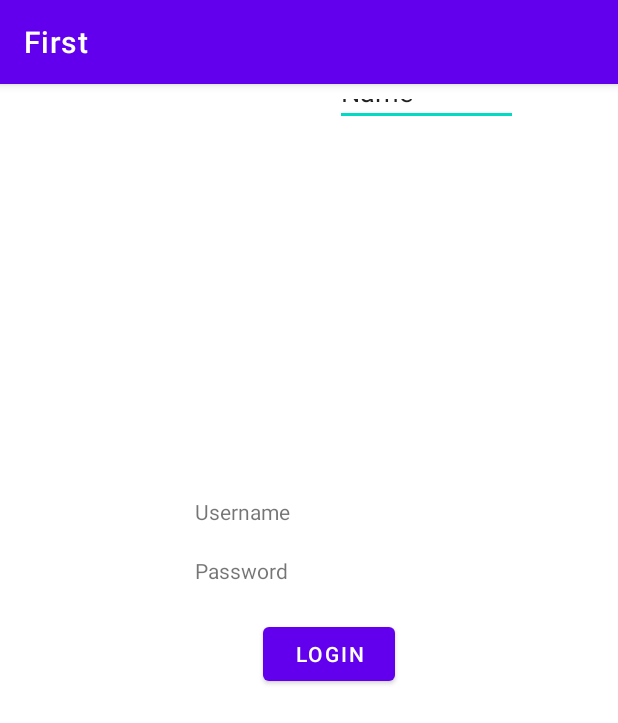
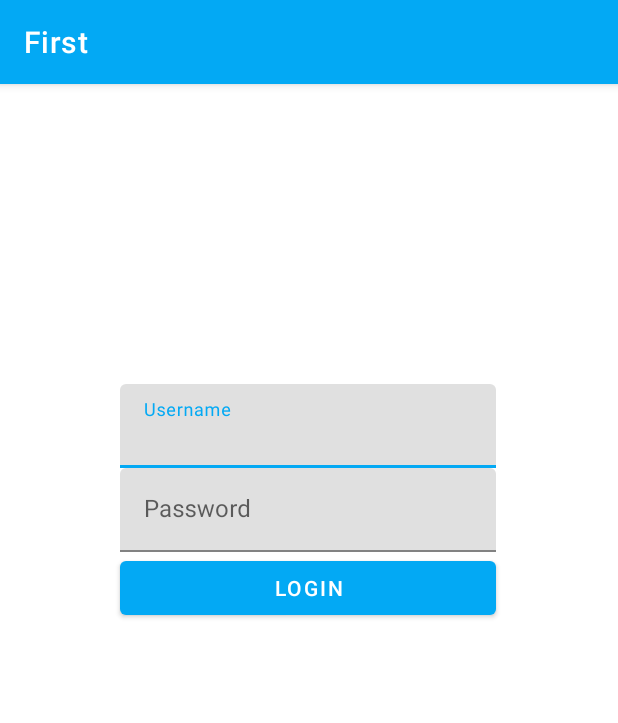
Before and after one commit to rojasruiz/First, an Android app: the screen it shows after launch (MainActivity), on a phone screen of 412 x 824 dp. Shown: the top 723 px of the screen. Run offline under Robolectric (Android 15) with nearby library versions, the phone set to English and light mode, and no system bars.

Commit message:
Loggin screen material added

```diff
--- a/app/src/main/java/com/alejandro/first/MainActivity.kt
+++ b/app/src/main/java/com/alejandro/first/MainActivity.kt
@@ -4,7 +4,7 @@ import androidx.appcompat.app.AppCompatActivity
 import android.os.Bundle
 
 /**
- * "author Alejandro Rojas Ruiz
+ * @author Alejandro Rojas Ruiz
  */
 
 class MainActivity : AppCompatActivity() {
--- a/app/src/main/res/layout/activity_main.xml
+++ b/app/src/main/res/layout/activity_main.xml
@@ -6,60 +6,73 @@
     android:layout_height="match_parent"
     tools:context=".MainActivity">
 
-    <TextView
-        android:id="@+id/txt_username"
-        android:layout_width="76dp"
-        android:layout_height="26dp"
-        android:text="@string/username"
-        app:layout_constraintBottom_toBottomOf="parent"
-        app:layout_constraintEnd_toEndOf="parent"
-        app:layout_constraintHorizontal_bias="0.34"
-        app:layout_constraintStart_toStartOf="@+id/guideline2"
-        app:layout_constraintTop_toTopOf="parent"
-        app:layout_constraintVertical_bias="0.371" />
+    <com.google.android.material.textfield.TextInputLayout
+        android:id="@+id/til_username"
+        android:layout_width="0dp"
+        android:layout_height="wrap_content"
+        android:layout_marginTop="200dp"
+        android:hint="@string/username"
+        app:layout_constraintStart_toStartOf="@id/guideline2"
+        app:layout_constraintEnd_toStartOf="@id/guideline3"
+        app:layout_constraintTop_toTopOf="parent">
 
-    <TextView
-        android:id="@+id/txt_pswd"
-        android:layout_width="78dp"
-        android:layout_height="25dp"
-        android:layout_marginTop="8dp"
-        android:text="@string/password"
-        app:layout_constraintBottom_toBottomOf="parent"
-        app:layout_constraintEnd_toEndOf="parent"
-        app:layout_constraintHorizontal_bias="0.343"
-        app:layout_constraintStart_toStartOf="@+id/guideline2"
-        app:layout_constraintTop_toBottomOf="@+id/txt_username"
-        app:layout_constraintVertical_bias="0.012" />
+        <EditText
+            android:layout_width="match_parent"
+            android:autofillHints="username"
+            android:layout_height="wrap_content"
+            tools:ignore="SpeakableTextPresentCheck"
+            android:inputType="text">
 
-    <Button
-        android:id="@+id/button"
-        android:layout_width="wrap_content"
+
+        </EditText>
+
+    </com.google.android.material.textfield.TextInputLayout>
+
+    <com.google.android.material.textfield.TextInputLayout
+        android:id="@+id/til_password"
+        android:layout_width="0dp"
         android:layout_height="wrap_content"
-        android:text="@string/login"
-        app:layout_constraintBottom_toBottomOf="parent"
-        app:layout_constraintEnd_toEndOf="parent"
-        app:layout_constraintHorizontal_bias="0.505"
-        app:layout_constraintStart_toStartOf="@+id/guideline2"
-        app:layout_constraintTop_toBottomOf="@+id/txt_pswd"
-        app:layout_constraintVertical_bias="0.042" />
+        app:layout_constraintTop_toBottomOf="@id/til_username"
+        app:layout_constraintStart_toStartOf="@id/guideline2"
+        app:layout_constraintEnd_toStartOf="@id/guideline3">
 
-    <EditText
-        android:id="@+id/editTextTextPersonName"
-        android:layout_width="122dp"
-        android:layout_height="28dp"
-        android:ems="10"
-        android:inputType="textPersonName"
-        android:text="Name"
-        app:layout_constraintEnd_toEndOf="parent"
-        app:layout_constraintHorizontal_bias="0.204"
-        app:layout_constraintStart_toEndOf="@+id/txt_username"
-        tools:layout_editor_absoluteY="262dp" />
+        <EditText
+            android:layout_width="match_parent"
+            android:layout_height="wrap_content"
+            android:autofillHints="password"
+            android:hint="@string/password"
+            android:inputType="textPassword"
+            tools:ignore="SpeakableTextPresentCheck">
+
+
+        </EditText>
+
+    </com.google.android.material.textfield.TextInputLayout>
 
     <androidx.constraintlayout.widget.Guideline
         android:id="@+id/guideline2"
         android:layout_width="wrap_content"
         android:layout_height="wrap_content"
         android:orientation="vertical"
-        app:layout_constraintGuide_begin="24dp" />
+        app:layout_constraintGuide_begin="80dp" />
+
+    <Button
+        android:id="@+id/button"
+        android:layout_width="0dp"
+        android:layout_height="wrap_content"
+        android:text="@string/login"
+        app:layout_constraintBottom_toBottomOf="parent"
+        app:layout_constraintEnd_toEndOf="@id/guideline3"
+        app:layout_constraintHorizontal_bias="0.0"
+        app:layout_constraintStart_toStartOf="@id/guideline2"
+        app:layout_constraintTop_toBottomOf="@+id/til_password"
+        app:layout_constraintVertical_bias="0.0" />
+
+    <androidx.constraintlayout.widget.Guideline
+        android:id="@+id/guideline3"
+        android:layout_width="wrap_content"
+        android:layout_height="wrap_content"
+        android:orientation="vertical"
+        app:layout_constraintGuide_begin="331dp" />
 
 </androidx.constraintlayout.widget.ConstraintLayout>
--- a/app/src/main/res/values/colors.xml
+++ b/app/src/main/res/values/colors.xml
@@ -7,4 +7,8 @@
     <color name="teal_700">#FF018786</color>
     <color name="black">#FF000000</color>
     <color name="white">#FFFFFFFF</color>
+
+    <color name="blue_500">#03A9F4</color>
+    <color name="blue_200">#81D4FA</color>
+    <color name="blue_700">#0288D1</color>
 </resources>
--- a/app/src/main/res/values/themes.xml
+++ b/app/src/main/res/values/themes.xml
@@ -2,8 +2,8 @@
     <!-- Base application theme. -->
     <style name="Theme.First" parent="Theme.MaterialComponents.DayNight.DarkActionBar">
         <!-- Primary brand color. -->
-        <item name="colorPrimary">@color/purple_500</item>
-        <item name="colorPrimaryVariant">@color/purple_700</item>
+        <item name="colorPrimary">@color/blue_500</item>
+        <item name="colorPrimaryVariant">@color/blue_700</item>
         <item name="colorOnPrimary">@color/white</item>
         <!-- Secondary brand color. -->
         <item name="colorSecondary">@color/teal_200</item>
```
